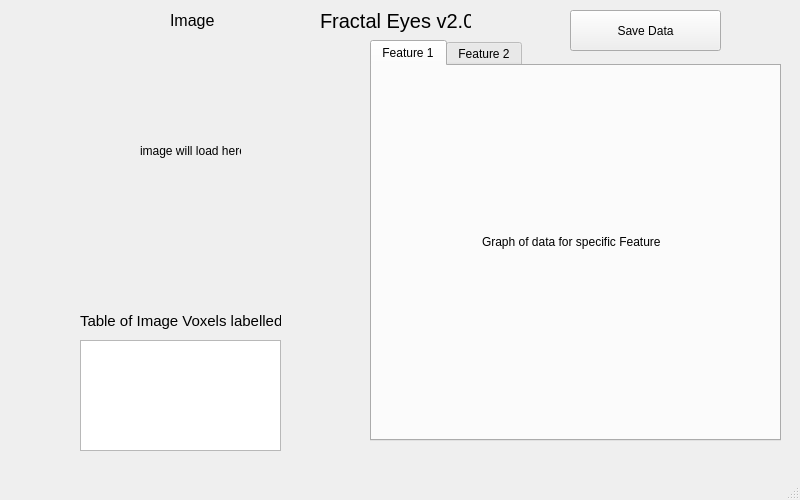
This is ALLTOGETHER/Ex_GUI2.ui in madbrown1/Fractal-Eyes-v2 as Qt 5 draws it before an edit. The edited form follows.
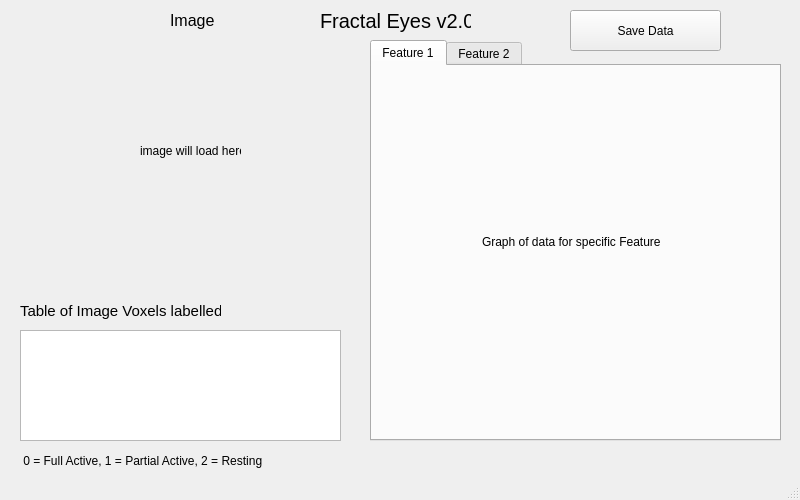
This is the edited form. The open tabs and pages were chosen to show the change.

```diff
--- a/ALLTOGETHER/Ex_GUI2.ui
+++ b/ALLTOGETHER/Ex_GUI2.ui
@@ -148,9 +148,9 @@
    <widget class="QTableView" name="tableView">
     <property name="geometry">
      <rect>
-      <x>80</x>
-      <y>340</y>
-      <width>201</width>
+      <x>20</x>
+      <y>330</y>
+      <width>321</width>
       <height>111</height>
      </rect>
     </property>
@@ -158,8 +158,8 @@
    <widget class="QLabel" name="label">
     <property name="geometry">
      <rect>
-      <x>80</x>
-      <y>310</y>
+      <x>20</x>
+      <y>300</y>
       <width>201</width>
       <height>21</height>
      </rect>
@@ -186,6 +186,19 @@
      <string>Save Data</string>
     </property>
    </widget>
+   <widget class="QLabel" name="label_5">
+    <property name="geometry">
+     <rect>
+      <x>20</x>
+      <y>450</y>
+      <width>261</width>
+      <height>21</height>
+     </rect>
+    </property>
+    <property name="text">
+     <string> 0 = Full Active, 1 = Partial Active, 2 = Resting</string>
+    </property>
+   </widget>
   </widget>
   <widget class="QStatusBar" name="statusbar"/>
  </widget>
```
Left out of the diff: 2 changed lines with no effect on the pictures.
